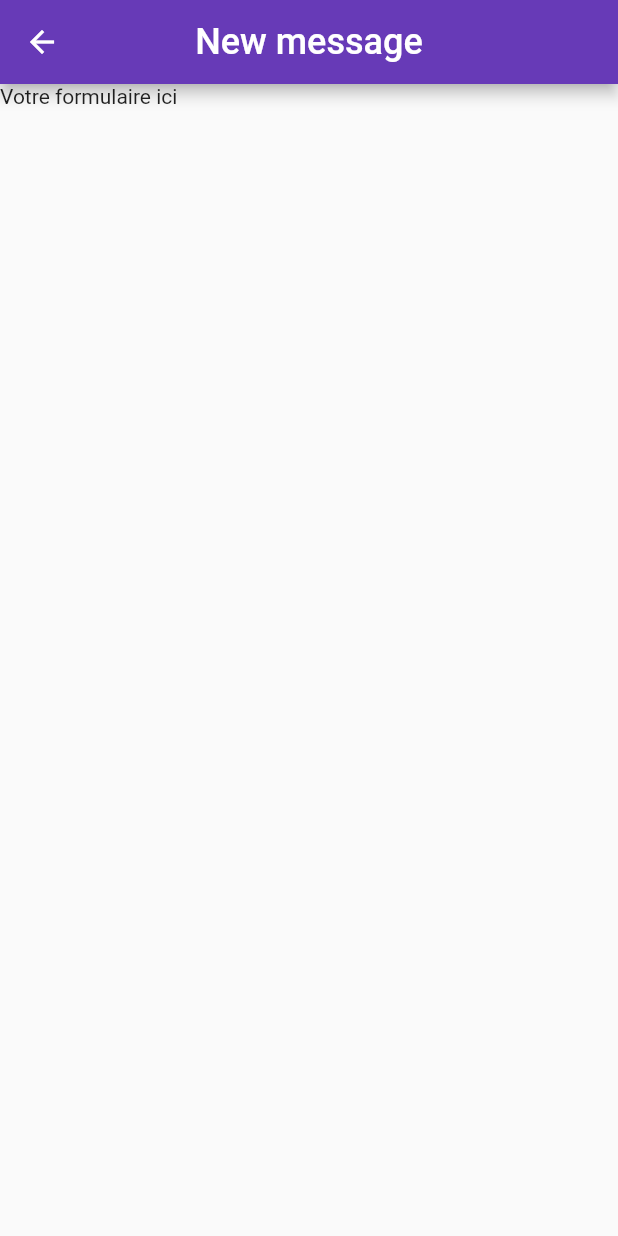
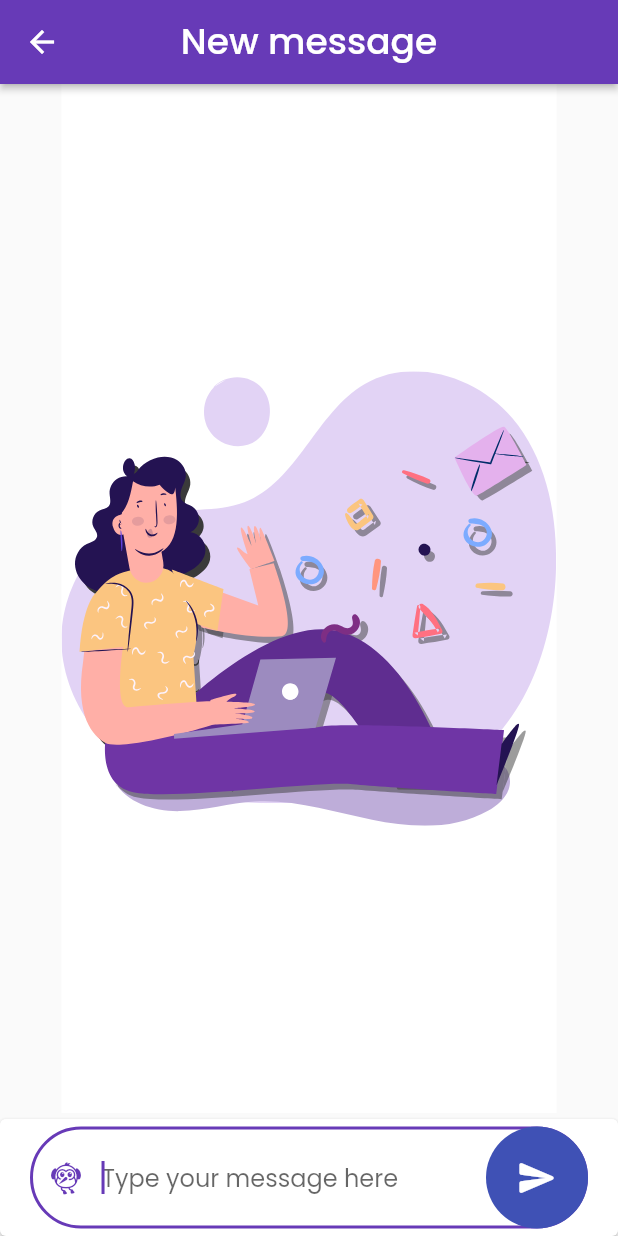
Before and after one commit to IDRISSHACKER/lifelinesms, a Flutter app: the screen it shows after launch, after a tap on the "chat" icon, on a phone screen of 412 x 824 dp. Run offline on Flutter 3.47's test engine with Material 2 defaults, Android fonts, the phone set to English and light mode, and no system bars; our stand-ins replace flutter_svg, google_fonts; missing offline and left inert: open_url; network calls fail.

Commit message:
Correct bug of height and shange font size

```diff
--- a/lib/App.dart
+++ b/lib/App.dart
@@ -1,4 +1,5 @@
 import 'package:flutter/material.dart';
+import 'package:google_fonts/google_fonts.dart';
 import 'screens/MainScreen.dart';
 
 
@@ -10,7 +11,12 @@ class MyApp extends StatelessWidget {
     return MaterialApp(
       title: "LifelineSMS",
       debugShowCheckedModeBanner: false,
-      theme: ThemeData(primarySwatch: Colors.deepPurple),
+      theme: ThemeData(
+        primarySwatch: Colors.deepPurple,
+        textTheme: GoogleFonts.poppinsTextTheme(
+          Theme.of(context).textTheme,
+        ),
+      ),
       home: MainScreen(),
     );
   }
--- a/lib/layouts/appBarLayout.dart
+++ b/lib/layouts/appBarLayout.dart
@@ -1,10 +1,18 @@
 import "package:flutter/material.dart";
+import 'package:flutter/rendering.dart';
 
 AppBar appBarLayout(String title) {
   return AppBar(
+    //backgroundColor: Colors.white,
+    elevation: 2.0,
     title: Text(
       title,
       textScaleFactor: 1.2,
+      style: TextStyle(
+        //color: Colors.black87,
+        //fontSize: 20.0,
+        //fontWeight: FontWeight.w100
+      ),
     ),
     centerTitle: true,
   );
--- a/lib/screens/dashboard/widgets/nbContact.dart
+++ b/lib/screens/dashboard/widgets/nbContact.dart
@@ -6,7 +6,7 @@ Widget NbContact(Widget contactState) {
     child: Card(
       color: Colors.blueAccent,
       child: Container(
-        height: 120.0,
+        height: 130.0,
         padding: EdgeInsets.all(20.0),
         child: Center(
           child: Row(
--- a/lib/screens/dashboard/widgets/nbMsgSended.widget.dart
+++ b/lib/screens/dashboard/widgets/nbMsgSended.widget.dart
@@ -7,7 +7,7 @@ Widget NbMsgSended(Widget nbSMS) {
       color: Colors.deepPurple,
       child: Container(
         padding: EdgeInsets.all(20.0),
-        height: 120.0,
+        height: 130.0,
         child: Center(
           child: Row(
             children: [
--- a/lib/screens/screenAction/newMessage/widgets/formMessage.widget.dart
+++ b/lib/screens/screenAction/newMessage/widgets/formMessage.widget.dart
@@ -1,5 +1,70 @@
 import 'package:flutter/cupertino.dart';
+import 'package:flutter/material.dart';
+import 'package:flutter_svg/flutter_svg.dart';
+import 'package:lifelinesms/utils/customField.utils.dart';
 
-Widget formMessage(){
-  return Text("Votre formulaire ici");
+class formMessage extends StatefulWidget {
+  @override
+  State<StatefulWidget> createState() {
+    return _formMessage();
+  }
 }
+
+class _formMessage extends State<formMessage> {
+  String message = "";
+  final messageController = TextEditingController();
+  @override
+  Widget build(BuildContext context) {
+    return Center(
+      child: Container(
+        child: Column(
+          children: [
+            Expanded(
+                child: Container(
+                    color: Colors.white,
+                    child: SvgPicture.asset("assets/img/login.svg"))),
+            Container(
+                child: Card(
+              elevation: 2.0,
+              margin: EdgeInsets.only(left: 0, top: 4, right: 0, bottom: 0),
+              child: TextFieldContainer(
+                  child: TextFormField(
+                autofocus: true,
+                autocorrect: true,
+                keyboardType: TextInputType.multiline,
+                minLines: 1,
+                maxLines: 5,
+                textInputAction: TextInputAction.next,
+                decoration: InputDecoration(
+                    prefixIcon: Icon(Icons.flutter_dash),
+                    suffixIcon: Container(
+                        padding: EdgeInsets.all(10),
+                        decoration: BoxDecoration(
+                          borderRadius: BorderRadius.circular(50),
+                          color: Colors.indigo,
+                        ),
+                        child: IconButton(
+                          icon: Icon(
+                            Icons.send_rounded,
+                            color: Colors.white,
+                            size: 28,
+                          ),
+                          onPressed: () {
+                          },
+                        )),
+                    hintText: "Type your message here",
+                    border: DefaultInputRadiusMessage()),
+                onChanged: (value) {
+                  setState(() {
+                    message = value;
+                  });
+                },
+                controller: messageController,
+              )),
+            ))
+          ],
+        ),
+      ),
+    );
+  }
+}
--- a/lib/utils/avatar.util.dart
+++ b/lib/utils/avatar.util.dart
@@ -3,8 +3,11 @@ import 'package:flutter/cupertino.dart';
 import 'package:flutter/material.dart';
 
 Widget avatar(String firstLetter) {
-  return CircleAvatar(
+  return Container(
+    width: 100,
+    child: CircleAvatar(
     backgroundColor: Colors.deepPurple.shade200,
     child: Text(firstLetter),
+  ),
   );
 }
--- a/lib/utils/customField.utils.dart
+++ b/lib/utils/customField.utils.dart
@@ -21,3 +21,8 @@ OutlineInputBorder DefaultInputRadius() {
   return OutlineInputBorder(
       borderRadius: BorderRadius.all(Radius.circular(10.0)));
 }
+
+OutlineInputBorder DefaultInputRadiusMessage() {
+  return OutlineInputBorder(
+      borderRadius: BorderRadius.all(Radius.circular(50)));
+}
--- a/pubspec.yaml
+++ b/pubspec.yaml
@@ -40,6 +40,7 @@ dependencies:
   flutter_launcher_icons: ^0.9.2
   url_launcher: ^6.1.0
   open_url: ^2.0.0
+  google_fonts: 2.2.0
 
 dev_dependencies:
   flutter_test:
@@ -75,6 +76,7 @@ flutter:
       - assets/img/sended.png
       - assets/img/avatar.jpg
       - assets/img/act.svg
+      - assets/img/login.svg
 
   # An image asset can refer to one or more resolution-specific "variants", see
   # https://flutter.dev/assets-and-images/#resolution-aware.
```
Also changed, not shown: assets/img/login.svg (added), assets/img/shields.svg (added), pubspec.lock.
